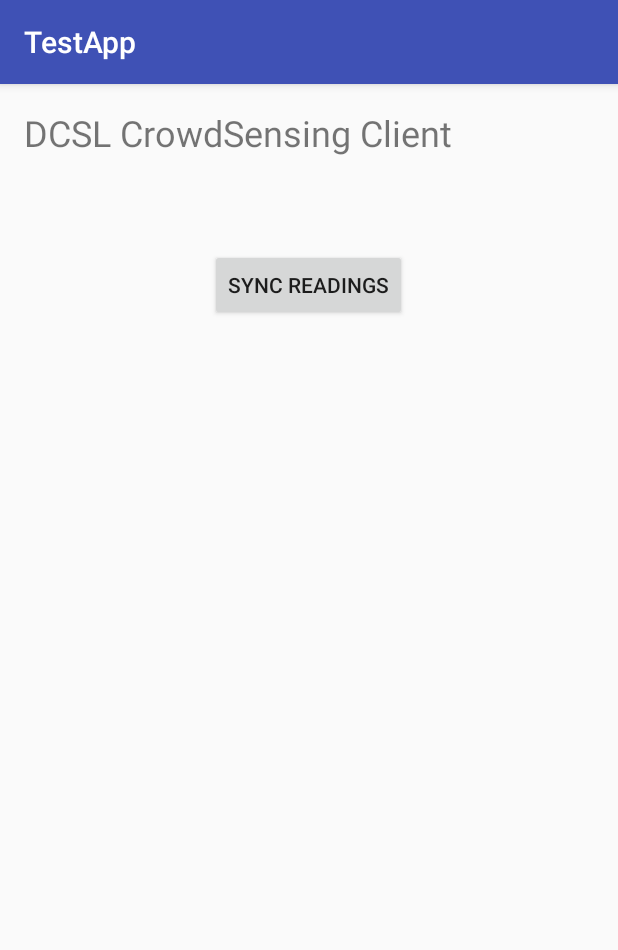
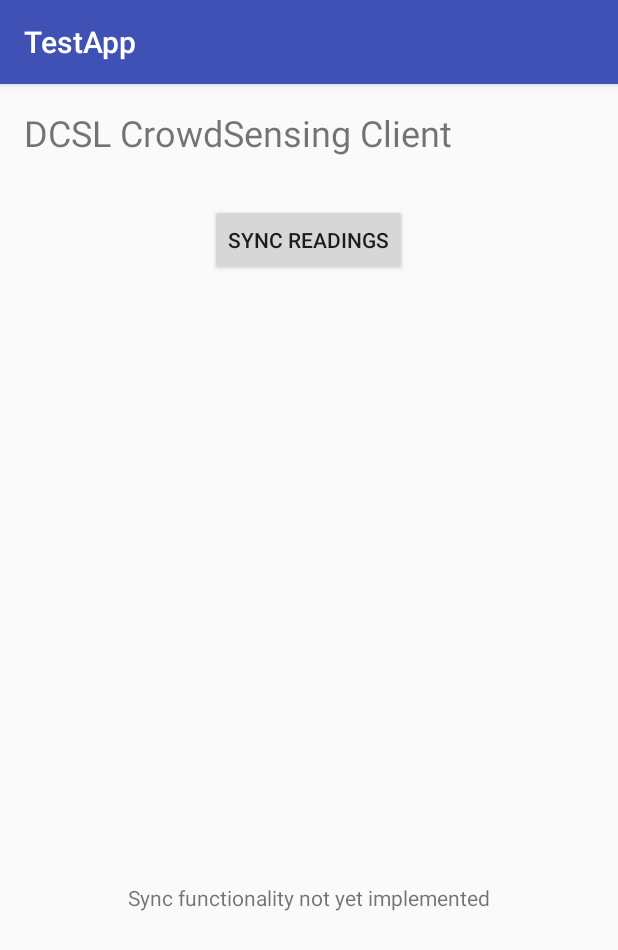
Before and after one commit to raokrutarth/CrowdSensing, an Android app: the screen it shows after launch (MainActivity), after a tap on "SYNC READINGS", on a phone screen of 412 x 824 dp. Shown: the top 950 px of the screen. Run offline under Robolectric (Android 15) with nearby library versions, the phone set to English and light mode, and no system bars.

Commit message:
TestApp status added

```diff
--- a/TestApp/app/src/main/java/com/crowdsensing/dcsl/testapp/MainActivity.java
+++ b/TestApp/app/src/main/java/com/crowdsensing/dcsl/testapp/MainActivity.java
@@ -3,6 +3,7 @@ package com.crowdsensing.dcsl.testapp;
 import android.support.v7.app.AppCompatActivity;
 import android.os.Bundle;
 import android.view.View;
+import android.widget.TextView;
 
 public class MainActivity extends AppCompatActivity {
 
@@ -11,9 +12,14 @@ public class MainActivity extends AppCompatActivity {
     {
         super.onCreate(savedInstanceState);
         setContentView(R.layout.activity_main);
+
+
+
     }
 
     public void syncRClicked(View view) {
+        TextView statusMsg = (TextView) findViewById(R.id.statusMessage);
+        statusMsg.setText("Sync functionality not yet implemented");
         // TODO for sync button clicked
     }
 }
--- a/TestApp/app/src/main/res/layout/activity_main.xml
+++ b/TestApp/app/src/main/res/layout/activity_main.xml
@@ -16,13 +16,24 @@
         android:text="@string/dcsl_crowdsensing_client"
         android:textSize="24sp" />
 
+    <TextView
+        android:text="Status"
+        android:layout_width="wrap_content"
+        android:layout_height="wrap_content"
+        android:layout_alignParentBottom="true"
+        android:layout_centerHorizontal="true"
+        android:layout_marginBottom="200dp"
+        android:id="@+id/statusMessage"
+        tools:text="Status" />
+
     <Button
         android:text="Sync Readings"
         android:layout_width="wrap_content"
         android:layout_height="wrap_content"
         android:id="@+id/button"
+        android:layout_marginTop="64dp"
+        android:onClick="syncRClicked"
         android:layout_below="@+id/textView"
         android:layout_centerHorizontal="true"
-        android:layout_marginTop="94dp"
-        android:onClick="syncRClicked" />
+        android:elevation="7dp" />
 </RelativeLayout>
```
